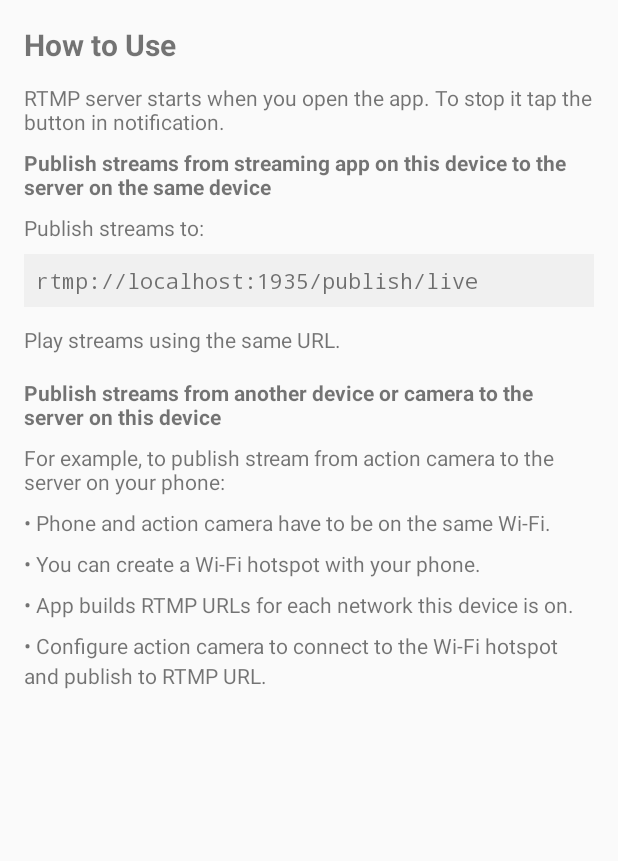
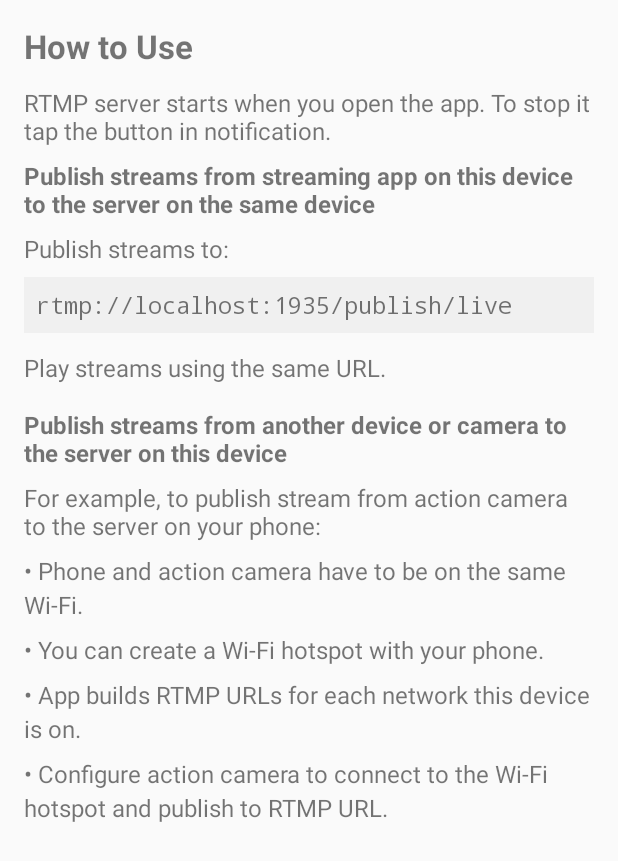
Before and after one commit to dimadesu/MediaSrvr, an Android app: the HowToUseActivity screen opened directly, with no data from a screen before it, on a phone screen of 412 x 824 dp. Shown: the top 861 px of the screen. Run offline under Robolectric (Android 15) with nearby library versions, the phone set to English and light mode, and no system bars.

Commit message:
Increase font size for "how to" activity

```diff
--- a/app/src/main/res/layout/activity_how_to_use.xml
+++ b/app/src/main/res/layout/activity_how_to_use.xml
@@ -29,15 +29,16 @@
         android:layout_height="wrap_content"
         android:text="How to Use"
         android:textStyle="bold"
-        android:textSize="20sp"
+        android:textSize="22sp"
         android:layout_marginBottom="12dp" />
 
       <TextView
-          android:id="@+id/p0"
-          android:layout_width="match_parent"
-          android:layout_height="wrap_content"
-          android:text="RTMP server starts when you open the app. To stop it tap the button in notification."
-          android:layout_marginBottom="8dp" />
+        android:id="@+id/p0"
+        android:layout_width="match_parent"
+        android:layout_height="wrap_content"
+        android:text="RTMP server starts when you open the app. To stop it tap the button in notification."
+        android:textSize="16sp"
+        android:layout_marginBottom="8dp" />
 
       <TextView
         android:id="@+id/sub1"
@@ -45,6 +46,7 @@
         android:layout_height="wrap_content"
         android:text="Publish streams from streaming app on this device to the server on the same device"
         android:textStyle="bold"
+        android:textSize="16sp"
         android:layout_marginBottom="8dp" />
 
       <TextView
@@ -52,6 +54,7 @@
         android:layout_width="match_parent"
         android:layout_height="wrap_content"
         android:text="Publish streams to:"
+        android:textSize="16sp"
         android:layout_marginBottom="8dp" />
 
       <TextView
@@ -63,6 +66,7 @@
         android:textAppearance="?android:attr/textAppearanceSmall"
         android:typeface="monospace"
         android:text="rtmp://localhost:1935/publish/live"
+        android:textSize="15sp"
         android:layout_marginBottom="12dp" />
 
       <TextView
@@ -70,6 +74,7 @@
         android:layout_width="match_parent"
         android:layout_height="wrap_content"
         android:text="Play streams using the same URL."
+        android:textSize="16sp"
         android:layout_marginBottom="16dp" />
 
       <TextView
@@ -78,6 +83,7 @@
         android:layout_height="wrap_content"
         android:text="Publish streams from another device or camera to the server on this device"
         android:textStyle="bold"
+        android:textSize="16sp"
         android:layout_marginBottom="8dp" />
 
       <TextView
@@ -85,6 +91,7 @@
         android:layout_width="match_parent"
         android:layout_height="wrap_content"
         android:text="For example, to publish stream from action camera to the server on your phone:"
+        android:textSize="16sp"
         android:layout_marginBottom="8dp" />
 
       <LinearLayout
@@ -98,6 +105,7 @@
           android:layout_width="match_parent"
           android:layout_height="wrap_content"
           android:text="\u2022 Phone and action camera have to be on the same Wi‑Fi."
+          android:textSize="16sp"
           android:layout_marginBottom="8dp"
           android:lineSpacingExtra="4dp" />
 
@@ -105,6 +113,7 @@
           android:layout_width="match_parent"
           android:layout_height="wrap_content"
           android:text="\u2022 You can create a Wi‑Fi hotspot with your phone."
+          android:textSize="16sp"
           android:layout_marginBottom="8dp"
           android:lineSpacingExtra="4dp" />
 
@@ -112,6 +121,7 @@
           android:layout_width="match_parent"
           android:layout_height="wrap_content"
           android:text="\u2022 App builds RTMP URLs for each network this device is on."
+          android:textSize="16sp"
           android:layout_marginBottom="8dp"
           android:lineSpacingExtra="4dp" />
 
@@ -119,6 +129,7 @@
           android:layout_width="match_parent"
           android:layout_height="wrap_content"
           android:text="\u2022 Configure action camera to connect to the Wi‑Fi hotspot and publish to RTMP URL."
+          android:textSize="16sp"
           android:lineSpacingExtra="4dp" />
 
       </LinearLayout>
```
